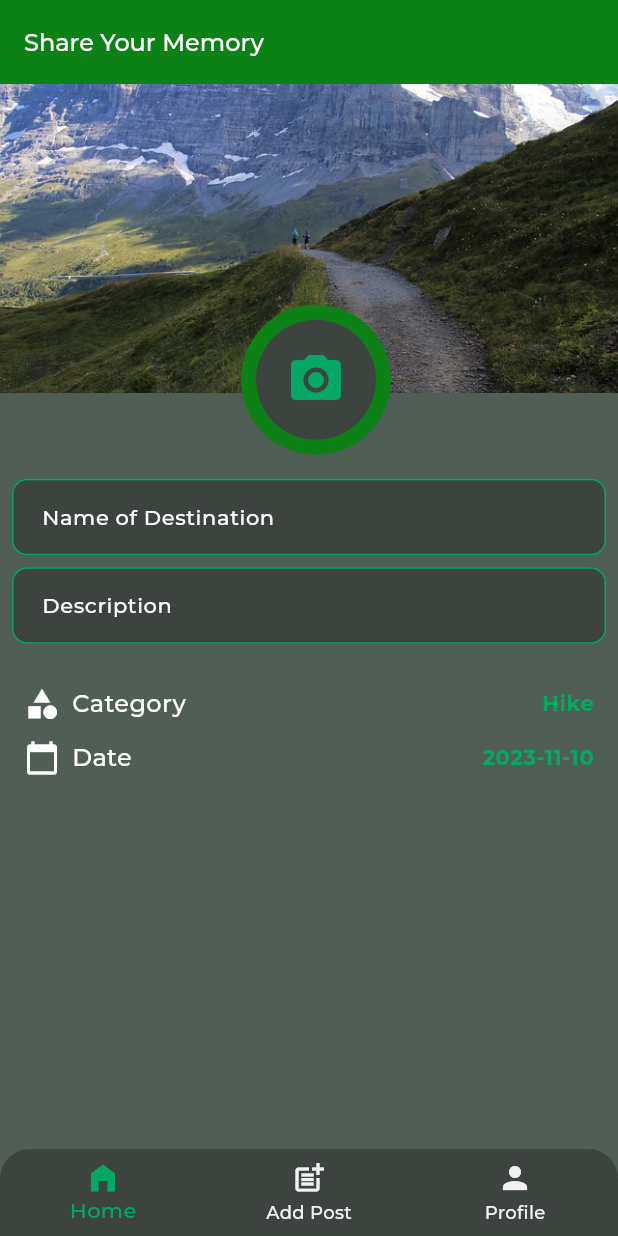
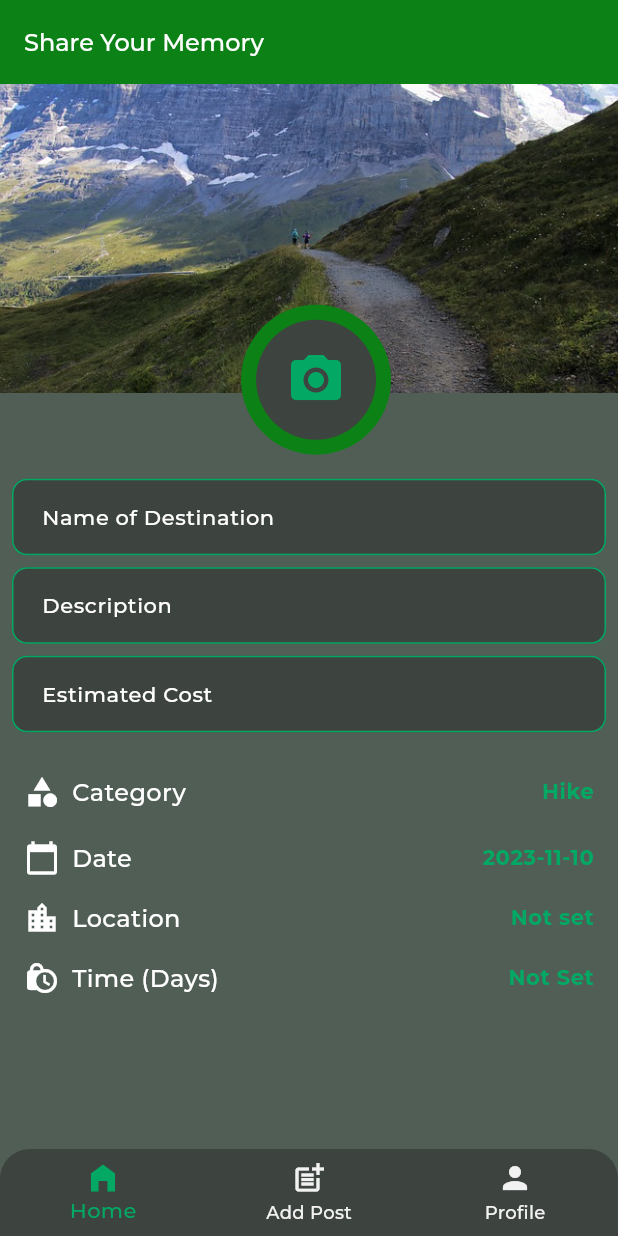
Before and after one commit to Praanim/Hiking-Nepal, a Flutter app: the AddPostPage screen opened by its route, on a phone screen of 412 x 824 dp. Run offline on Flutter 3.47's test engine with Material 2 defaults, Android fonts, the phone set to English and light mode, and no system bars; our stand-ins replace dio, equatable, firebase_auth, firebase_core, flutter_bloc, get_it and 1 more; accounts and stored records are empty.

Commit message:
saving changes

```diff
--- /dev/null
+++ b/lib/features/post/data/model/add_post_model.dart
@@ -0,0 +1,54 @@
+class PostModel {
+  ///name of the place
+  final String? name;
+
+  ///description of the place
+  final String? description;
+
+  ///estimated cost for the travel
+  final int? cost;
+
+  ///category
+  final String? category;
+
+  ///date on which the user logged or travelled to the place
+  final String? date;
+
+  ///location
+  final String? location;
+
+  ///time (in days) required to reach the destination
+  final int? time;
+
+  ///constructor
+  PostModel({
+    this.name,
+    this.description,
+    this.cost,
+    this.category,
+    this.date,
+    this.location,
+    this.time,
+  });
+
+  ///changes the properties of existing data class.
+  PostModel copyWith({
+    String? name,
+    String? description,
+    int? cost,
+    String? category,
+    String? date,
+    String? location,
+    int? time,
+  }) {
+    return PostModel(
+      name: name ?? this.name,
+      description: description ?? this.description,
+      cost: cost ?? this.cost,
+      category: category ?? this.category,
+      date: date ?? this.date,
+      location: location ?? this.location,
+      time: time ?? this.time,
+    );
+  }
+}
--- a/lib/features/post/presentation/pages/add_post_page.dart
+++ b/lib/features/post/presentation/pages/add_post_page.dart
@@ -1,3 +1,4 @@
+import 'package:flutter/cupertino.dart';
 import 'package:flutter/material.dart';
 import 'package:hiking_nepal/core/constants/app_constants.dart';
 import 'package:hiking_nepal/core/constants/app_media.dart';
@@ -17,11 +18,13 @@ class AddPostPage extends StatefulWidget {
 class _AddPostPageState extends State<AddPostPage> {
   late TextEditingController _nameController;
   late TextEditingController _descriptionController;
+  late TextEditingController _costController;
 
   final List<String> _category = ['Hike', 'Trek', 'Ride/Drive'];
   late String selectedCategory;
 
   late DateTime _selectedDate;
+  int? selectedTime;
 
   @override
   void initState() {
@@ -29,8 +32,17 @@ class _AddPostPageState extends State<AddPostPage> {
 
     _nameController = TextEditingController();
     _descriptionController = TextEditingController();
+    _costController = TextEditingController();
     selectedCategory = _category[0];
     _selectedDate = DateTime.now();
+  }
+
+  @override
+  void dispose() {
+    _nameController.dispose();
+    _descriptionController.dispose();
+    _costController.dispose();
+    super.dispose();
   }
 
   @override
@@ -42,13 +54,11 @@ class _AddPostPageState extends State<AddPostPage> {
           style: context.textTheme.titleLarge,
         ),
       ),
-      body: PageView(
-        scrollDirection: Axis.horizontal,
-        children: [
+      body:
+
           ///image section
-
-          Column(
-            children: [
+          SingleChildScrollView(
+        child: Column(children: [
           SizedBox(
             height: context.height * 0.3,
             width: context.width,
@@ -67,8 +77,7 @@ class _AddPostPageState extends State<AddPostPage> {
                   left: context.width * 0.39,
                   child: CircleAvatar(
                     radius: 50,
-                        backgroundColor:
-                            Theme.of(context).colorScheme.secondary,
+                    backgroundColor: Theme.of(context).colorScheme.secondary,
                     child: CircleAvatar(
                       backgroundColor: LightColor.secondaryBackgroundColor,
                       radius: 40,
@@ -90,22 +99,28 @@ class _AddPostPageState extends State<AddPostPage> {
           ),
           VerticalGap.l,
           Padding(
-                padding:
-                    const EdgeInsets.symmetric(horizontal: AppConstants.pad8),
+            padding: const EdgeInsets.symmetric(horizontal: AppConstants.pad8),
             child: Column(
               children: [
                 TextFormField(
                   style: context.textTheme.bodySmall,
                   controller: _nameController,
                   textInputAction: TextInputAction.next,
-                      decoration:
-                          _makePageInputDecoration("Name of Destination"),
+                  decoration: _makePageInputDecoration("Name of Destination"),
                 ),
                 VerticalGap.s,
                 TextFormField(
                   style: context.textTheme.bodySmall,
                   controller: _descriptionController,
+                  textInputAction: TextInputAction.next,
                   decoration: _makePageInputDecoration("Description"),
+                ),
+                VerticalGap.s,
+                TextFormField(
+                  style: context.textTheme.bodySmall,
+                  controller: _costController,
+                  keyboardType: TextInputType.number,
+                  decoration: _makePageInputDecoration("Estimated Cost"),
                 ),
                 VerticalGap.l,
 
@@ -121,15 +136,7 @@ class _AddPostPageState extends State<AddPostPage> {
                       dropdownColor: LightColor.whiteSmoke,
                       items: _category
                           .map((e) => DropdownMenuItem<String>(
-                                  value: e,
-                                  child: Text(
-                                    e,
-                                    style: context.textTheme.bodySmall!
-                                        .copyWith(
-                                            fontWeight: FontWeight.bold,
-                                            color:
-                                                Theme.of(context).primaryColor),
-                                  )))
+                              value: e, child: customPageText(e)))
                           .toList(),
                       onChanged: (value) {
                         setState(() {
@@ -139,37 +146,84 @@ class _AddPostPageState extends State<AddPostPage> {
                     ),
                   ),
                 ),
+                VerticalGap.s,
 
                 ///date
                 CustomTile(
                     title: "Date",
                     iconData: Icons.calendar_today,
-                        suffix: Text(
-                          DateParserService.getDateOnly(_selectedDate),
-                          style: context.textTheme.bodySmall!.copyWith(
-                              fontWeight: FontWeight.bold,
-                              color: Theme.of(context).primaryColor),
-                        )
-                        // DatePickerDialog(
-                        //     initialDate: DateTime.now(),
-                        //     firstDate: DateTime.now(),
-                        //     lastDate:
-                        //         DateTime.now().add(const Duration(days: 365))),
-                        )
+                    suffix: InkWell(
+                      onTap: () {
+                        //show date picker dialog
+                        showDatePicker(
+                            context: context,
+                            initialDate: DateTime.now(),
+                            firstDate: DateTime.now(),
+                            lastDate:
+                                DateTime.now().add(const Duration(days: 365)));
+                      },
+                      child: customPageText(
+                          DateParserService.getDateOnly(_selectedDate)),
+                    )),
+                VerticalGap.l,
+
+                //location
+                CustomTile(
+                    suffix: InkWell(
+                        onTap: () {
+                          //show field to retrieve data or show map
+                        },
+                        child: customPageText('Not set')),
+                    title: "Location",
+                    iconData: Icons.location_city_sharp),
+
+                VerticalGap.l,
+
+                //time (no of days to reach destination)
+                CustomTile(
+                    suffix: InkWell(
+                      onTap: () async {
+                        //select no of days reqd to reach destination
+                        showCupertinoModalPopup(
+                          context: context,
+                          builder: (_) => Container(
+                            color: LightColor.whiteSmoke,
+                            width: double.infinity,
+                            height: context.height * 0.25,
+                            child: CupertinoPicker(
+                              itemExtent: 50, // Height of each item
+                              onSelectedItemChanged: (int index) {
+                                selectedTime = index;
+                              },
+                              children: List<Widget>.generate(10, (index) {
+                                return Center(
+                                    child: customPageText(index.toString()));
+                              }),
+                            ),
+                          ),
+                        ).then((value) {
+                          setState(() {});
+                        });
+                      },
+                      child: customPageText(selectedTime != null
+                          ? '$selectedTime days'
+                          : 'Not Set'),
+                    ),
+                    title: 'Time (Days)',
+                    iconData: Icons.lock_clock)
               ],
             ),
           )
-            ],
-          ),
-          Container(
-            color: Colors.blue,
-          ),
-          Container(
-            color: Colors.green,
-          )
-        ],
+        ]),
       ),
     );
+  }
+
+  Text customPageText(String content) {
+    return Text(content,
+        style: context.textTheme.bodySmall!.copyWith(
+            fontWeight: FontWeight.bold,
+            color: Theme.of(context).primaryColor));
   }
 
   InputDecoration _makePageInputDecoration(String labelText) {
```
Lines whose indentation alone changed are shown as unchanged.
